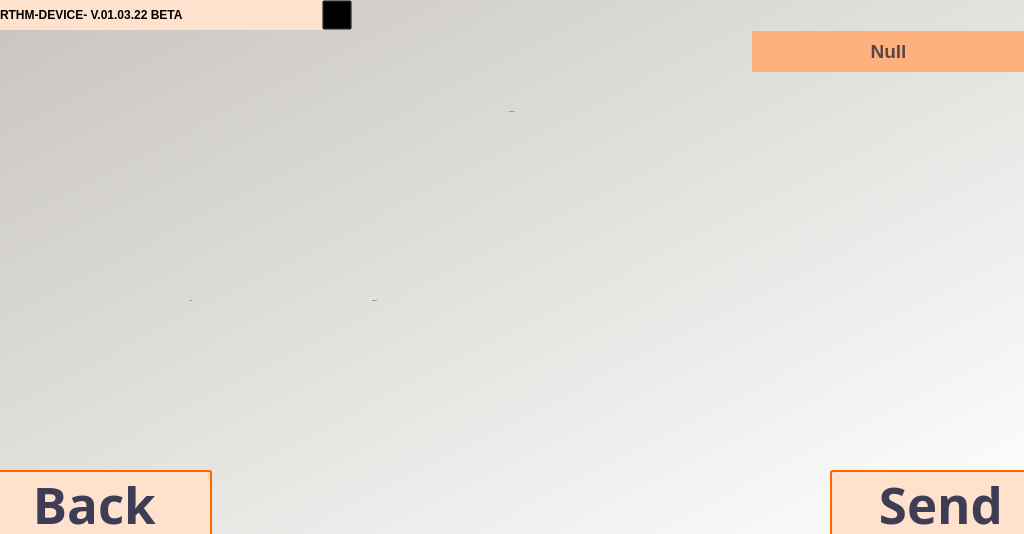
The window that FRONTEND/Recepient.ui (Jonnykoder/RTHM-Device) describes before a commit, drawn with Qt 5.
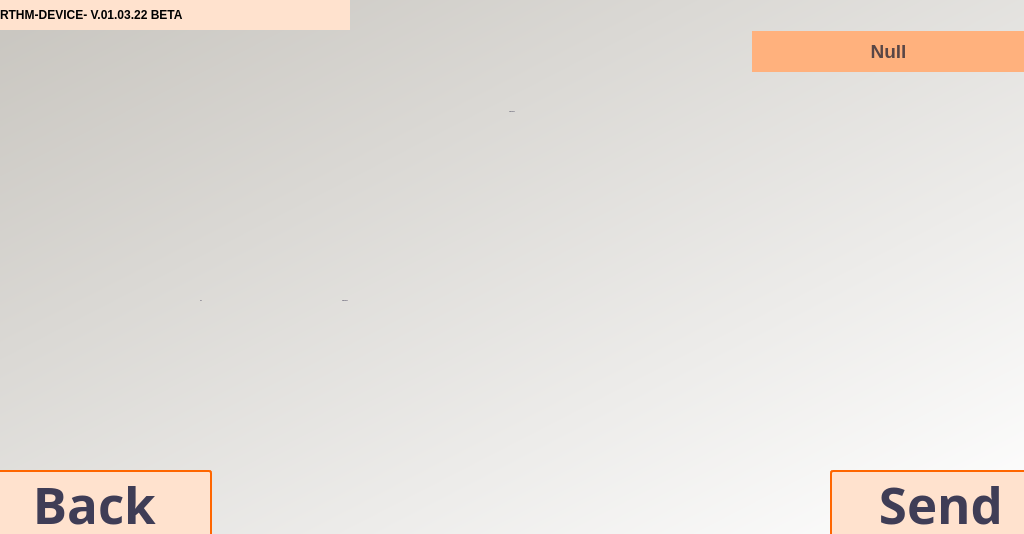
The same window after the commit. Icons and pictures are not drawn.

Diff of the .ui file:
```diff
--- a/FRONTEND/Recepient.ui
+++ b/FRONTEND/Recepient.ui
@@ -230,7 +230,7 @@
    <widget class="QLabel" name="lblLine1">
     <property name="geometry">
      <rect>
-      <x>179</x>
+      <x>190</x>
       <y>333</y>
       <width>570</width>
       <height>10</height>
@@ -249,9 +249,9 @@
    <widget class="QLineEdit" name="txtNumber">
     <property name="geometry">
      <rect>
-      <x>370</x>
+      <x>340</x>
       <y>260</y>
-      <width>386</width>
+      <width>411</width>
       <height>81</height>
      </rect>
     </property>
@@ -273,15 +273,15 @@
 font-weight: bold;</string>
     </property>
     <property name="text">
-     <string>155006790</string>
+     <string>9155006790</string>
     </property>
    </widget>
    <widget class="QLabel" name="lblNumber">
     <property name="geometry">
      <rect>
-      <x>190</x>
+      <x>200</x>
       <y>260</y>
-      <width>181</width>
+      <width>141</width>
       <height>81</height>
      </rect>
     </property>
@@ -300,7 +300,7 @@
 font-weight: bold;</string>
     </property>
     <property name="text">
-     <string>+639-</string>
+     <string>+63-</string>
     </property>
    </widget>
    <widget class="QLabel" name="imgHello_2">
@@ -352,7 +352,8 @@
      </rect>
     </property>
     <property name="styleSheet">
-     <string notr="true">background-color: transparent;</string>
+     <string notr="true">background-color: transparent;
+border:none;</string>
     </property>
     <property name="text">
      <string/>
```
